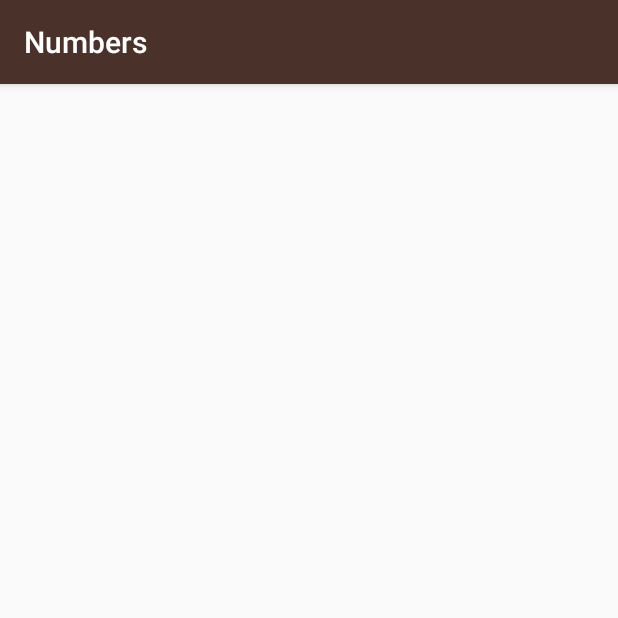
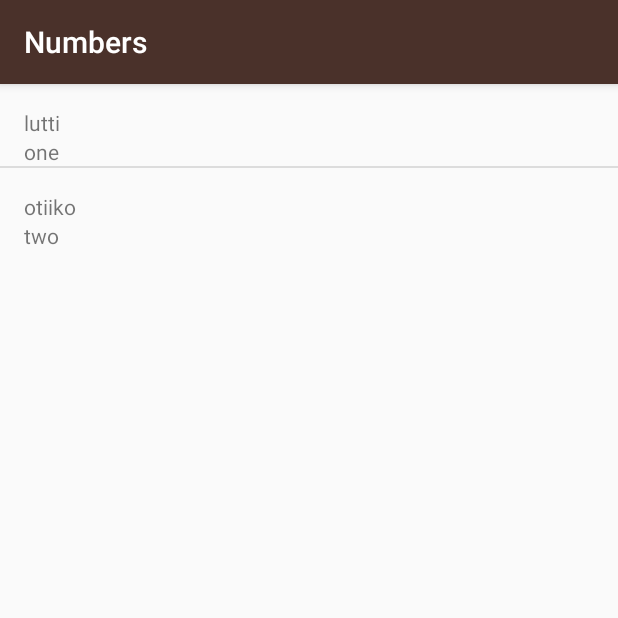
Before and after one commit to laramartin/android_udacity_course, an Android app: the NumbersActivity screen opened directly, with no data from a screen before it, on a phone screen of 412 x 824 dp, the top half of it. Run offline under Robolectric (Android 15) with nearby library versions, the phone set to English and light mode, and no system bars.

Commit message:
word class, word adapter

```diff
--- a/android_multi-screens/ud839_Miwok/app/src/main/java/com/example/android/miwok/NumbersActivity.java
+++ b/android_multi-screens/ud839_Miwok/app/src/main/java/com/example/android/miwok/NumbersActivity.java
@@ -2,9 +2,8 @@ package com.example.android.miwok;
 
 import android.support.v7.app.AppCompatActivity;
 import android.os.Bundle;
-import android.util.Log;
+import android.widget.ListView;
 
-import java.lang.reflect.Array;
 import java.util.ArrayList;
 
 public class NumbersActivity extends AppCompatActivity {
@@ -14,24 +13,16 @@ public class NumbersActivity extends AppCompatActivity {
         super.onCreate(savedInstanceState);
         setContentView(R.layout.activity_numbers);
 
-        ArrayList<String> words = new ArrayList<String>();
+        ArrayList<Word> words = new ArrayList<Word>();
 
-        words.add("one");
-        words.add("two");
-        words.add("three");
-        words.add("four");
-        words.add("five");
-        words.add("six");
-        words.add("seven");
-        words.add("eight");
-        words.add("nine");
-        words.add("ten");
+        words.add(new Word("one", "lutti"));
+        words.add(new Word("two", "otiiko"));
 
-        Log.v("NumbersActivity", "words[0]: " + words.get(0));
-        Log.v("NumbersActivity", "words[2]: " + words.get(2));
-        Log.v("NumbersActivity", "words[4]: " + words.get(4));
-        Log.v("NumbersActivity", "words[6]: " + words.get(6));
-        Log.v("NumbersActivity", "words[8]: " + words.get(8));
+        WordAdapter adapter = new WordAdapter(this, words);
+
+        ListView listView = (ListView) findViewById(R.id.rootView);
+
+        listView.setAdapter(adapter);
 
 
     }
--- /dev/null
+++ b/android_multi-screens/ud839_Miwok/app/src/main/java/com/example/android/miwok/Word.java
@@ -0,0 +1,24 @@
+package com.example.android.miwok;
+
+/**
+ * Created by Lara on 25/06/2016.
+ */
+public class Word {
+
+    String defaultTranslation;
+    String miwokTranslation;
+
+    public Word(String defaultTranslation, String miwokTranslation){
+        this.defaultTranslation = defaultTranslation;
+        this.miwokTranslation = miwokTranslation;
+    }
+
+    public String getDefaultTranslation(){
+        return defaultTranslation;
+    }
+
+    public String getMiwokTranslation(){
+        return miwokTranslation;
+    }
+
+}
--- /dev/null
+++ b/android_multi-screens/ud839_Miwok/app/src/main/java/com/example/android/miwok/WordAdapter.java
@@ -0,0 +1,49 @@
+package com.example.android.miwok;
+
+import android.app.Activity;
+import android.content.Context;
+import android.view.LayoutInflater;
+import android.view.View;
+import android.view.ViewGroup;
+import android.widget.ArrayAdapter;
+import android.widget.TextView;
+
+import java.util.ArrayList;
+import java.util.List;
+
+/**
+ * Created by Lara on 25/06/2016.
+ */
+public class WordAdapter extends ArrayAdapter<Word> {
+
+    public WordAdapter(Activity context, ArrayList<Word> word){
+        super(context, 0, word);
+    }
+
+    @Override
+    public View getView(int position, View convertView, ViewGroup parent) {
+
+        Word currentWord = getItem(position);
+        View listItemView = convertView;
+
+        // need to check if listItemView is null
+        if(listItemView == null) {
+            listItemView = LayoutInflater.from(getContext()).inflate(
+                    R.layout.list_words, parent, false);
+        }
+
+
+        // if listItemView is not null
+        TextView defaultTranslationTextView = (TextView)
+                listItemView.findViewById(R.id.default_translation);
+        defaultTranslationTextView.setText(currentWord.getDefaultTranslation());
+
+        TextView miwokTranslationTextView = (TextView)
+                listItemView.findViewById(R.id.miwok_translation);
+        miwokTranslationTextView.setText(currentWord.getMiwokTranslation());
+
+        return listItemView;
+    }
+
+
+}
--- a/android_multi-screens/ud839_Miwok/app/src/main/res/layout/activity_numbers.xml
+++ b/android_multi-screens/ud839_Miwok/app/src/main/res/layout/activity_numbers.xml
@@ -1,12 +1,7 @@
 <?xml version="1.0" encoding="utf-8"?>
-<RelativeLayout xmlns:android="http://schemas.android.com/apk/res/android"
-    xmlns:tools="http://schemas.android.com/tools"
+
+<ListView
     android:layout_width="match_parent"
-    android:layout_height="match_parent"
-    android:paddingBottom="@dimen/activity_vertical_margin"
-    android:paddingLeft="@dimen/activity_horizontal_margin"
-    android:paddingRight="@dimen/activity_horizontal_margin"
-    android:paddingTop="@dimen/activity_vertical_margin"
-    tools:context=".NumbersActivity">
-
-</RelativeLayout>
+    android:layout_height="wrap_content"
+    android:id="@+id/rootView"
+    xmlns:android="http://schemas.android.com/apk/res/android" />
--- /dev/null
+++ b/android_multi-screens/ud839_Miwok/app/src/main/res/layout/list_words.xml
@@ -0,0 +1,21 @@
+<?xml version="1.0" encoding="utf-8"?>
+<LinearLayout xmlns:android="http://schemas.android.com/apk/res/android"
+    xmlns:tools="http://schemas.android.com/tools"
+    android:orientation="vertical"
+    android:layout_width="match_parent"
+    android:layout_height="match_parent">
+
+    <TextView
+        android:layout_width="match_parent"
+        android:layout_height="wrap_content"
+        android:id="@+id/miwok_translation"
+        android:layout_marginLeft="16dp"
+        android:layout_marginTop="16dp"
+        tools:text="lutti"/>
+    <TextView
+        android:layout_width="match_parent"
+        android:layout_height="wrap_content"
+        android:id="@+id/default_translation"
+        tools:text="one"
+        android:layout_marginLeft="16dp"/>
+</LinearLayout>
```
